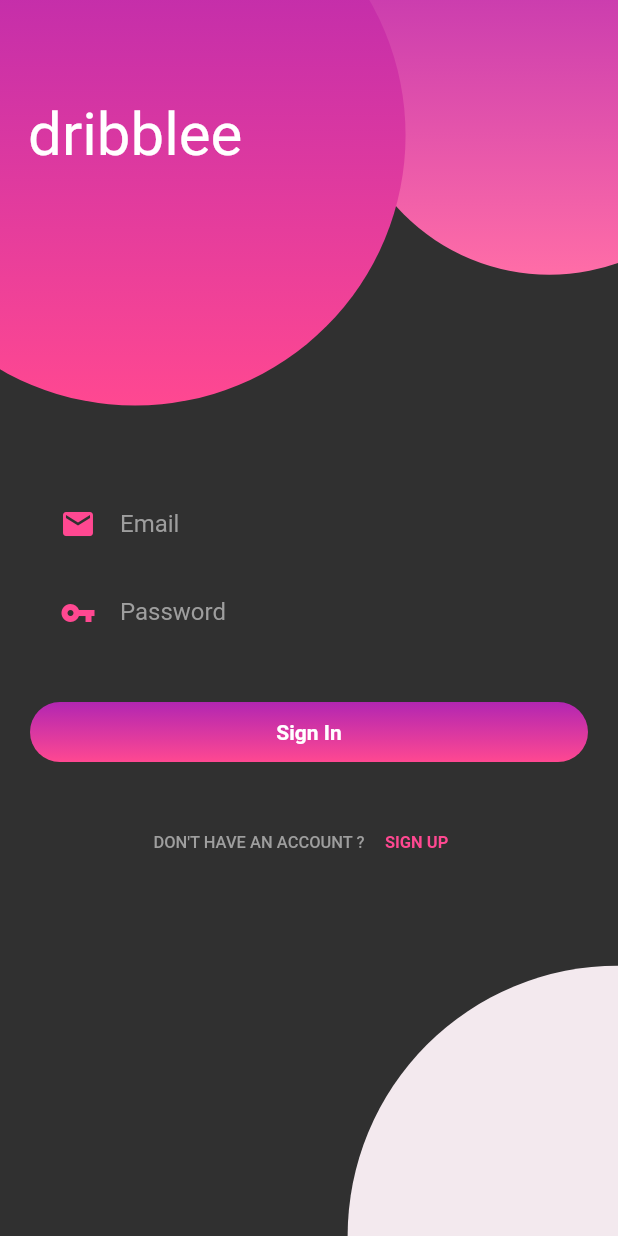
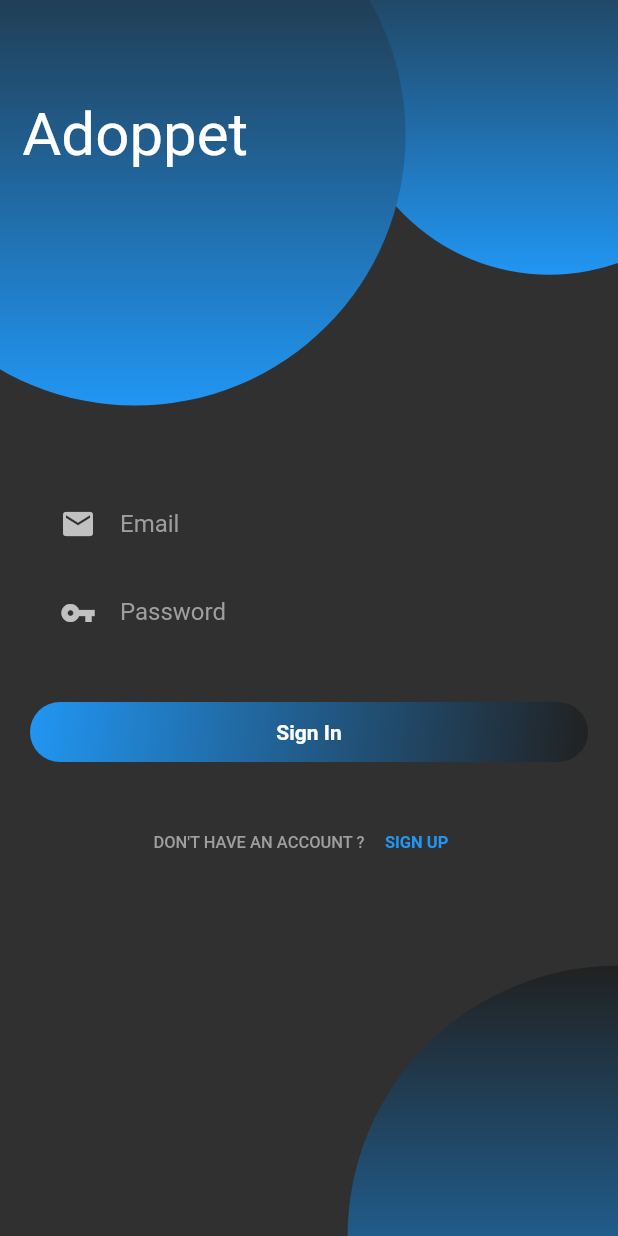
Before and after one commit to tayyipozr/adoppet-frontend, a Flutter app: the SigninPage screen opened directly, on a phone screen of 412 x 824 dp. Run offline on Flutter 3.47's test engine with Material 2 defaults, Android fonts, the phone set to English and light mode, and no system bars; our stand-ins replace copy_with_extension, dio, firebase_core, firebase_messaging, flutter_mobx, get_it and 4 more; missing offline and left inert: firebase_core_web, firebase_messaging_web, shared_preferences_web; accounts and stored records are empty; generated files the repository leaves out were written again; Roboto replaces fonts that are missing (Pacifico); statements that could not run were skipped.

```diff
--- a/lib/pages/homepage/auth/signin_page.dart
+++ b/lib/pages/homepage/auth/signin_page.dart
@@ -51,10 +51,10 @@ class _SigninPageState extends State<SigninPage> with HandleExceptions {
             child: Container(
               width: getSmallDiameter(context),
               height: getSmallDiameter(context),
-              decoration: const BoxDecoration(
+              decoration: BoxDecoration(
                   shape: BoxShape.circle,
                   gradient: LinearGradient(
-                      colors: [Color(0xFFB226B2), Color(0xFFFF6DA7)],
+                      colors: [Theme.of(context).primaryColor, Colors.blue],
                       begin: Alignment.topCenter,
                       end: Alignment.bottomCenter)),
             ),
@@ -65,16 +65,16 @@ class _SigninPageState extends State<SigninPage> with HandleExceptions {
             child: Container(
               child: const Center(
                 child: Text(
-                  "dribblee",
-                  style: TextStyle(fontFamily: "Pacifico", fontSize: 40, color: Colors.white),
+                  "Adoppet",
+                  style: TextStyle(fontFamily: "Pacifico", fontSize: 40),
                 ),
               ),
               width: getBiglDiameter(context),
               height: getBiglDiameter(context),
-              decoration: const BoxDecoration(
+              decoration: BoxDecoration(
                   shape: BoxShape.circle,
                   gradient: LinearGradient(
-                      colors: [Color(0xFFB226B2), Color(0xFFFF4891)],
+                      colors: [Theme.of(context).primaryColor, Colors.blue],
                       begin: Alignment.topCenter,
                       end: Alignment.bottomCenter)),
             ),
@@ -85,7 +85,12 @@ class _SigninPageState extends State<SigninPage> with HandleExceptions {
             child: Container(
               width: getBiglDiameter(context),
               height: getBiglDiameter(context),
-              decoration: const BoxDecoration(shape: BoxShape.circle, color: Color(0xFFF3E9EE)),
+              decoration: BoxDecoration(
+                  shape: BoxShape.circle,
+                  gradient: LinearGradient(
+                      colors: [Theme.of(context).primaryColor, Colors.blue],
+                      begin: Alignment.topCenter,
+                      end: Alignment.bottomCenter)),
             ),
           ),
           Align(
@@ -107,7 +112,6 @@ class _SigninPageState extends State<SigninPage> with HandleExceptions {
                               decoration: InputDecoration(
                                   icon: const Icon(
                                     Icons.email,
-                                    color: Color(0xFFFF4891),
                                   ),
                                   focusedBorder:
                                       UnderlineInputBorder(borderSide: BorderSide(color: Colors.grey.shade100)),
@@ -121,7 +125,6 @@ class _SigninPageState extends State<SigninPage> with HandleExceptions {
                               decoration: InputDecoration(
                                   icon: const Icon(
                                     Icons.vpn_key,
-                                    color: Color(0xFFFF4891),
                                   ),
                                   focusedBorder:
                                       UnderlineInputBorder(borderSide: BorderSide(color: Colors.grey.shade100)),
@@ -167,10 +170,10 @@ class _SigninPageState extends State<SigninPage> with HandleExceptions {
                       ),
                       decoration: BoxDecoration(
                           borderRadius: BorderRadius.circular(20),
-                          gradient: const LinearGradient(
-                            colors: [Color(0xFFB226B2), Color(0xFFFF4891)],
-                            begin: Alignment.topCenter,
-                            end: Alignment.bottomCenter,
+                          gradient: LinearGradient(
+                            colors: [Theme.of(context).primaryColor, Colors.blue],
+                            begin: Alignment.bottomRight,
+                            end: Alignment.topLeft,
                           )),
                     ),
                   ),
@@ -185,7 +188,7 @@ class _SigninPageState extends State<SigninPage> with HandleExceptions {
                     TextButton(
                       child: Text(
                         "SIGN UP",
-                        style: TextStyle(fontSize: 11, color: Color(0xFFFF4891), fontWeight: FontWeight.w700),
+                        style: TextStyle(fontSize: 11, fontWeight: FontWeight.w700),
                       ),
                       onPressed: () async {
                         Navigator.of(context).push(MaterialPageRoute(builder: (context) => SignupPage()));
--- a/lib/pages/userpages/adopted_pets_page.dart
+++ b/lib/pages/userpages/adopted_pets_page.dart
@@ -416,6 +416,9 @@ class _AdoptedPetsPageState extends State<AdoptedPetsPage> with PushNotification
                                     Text("Başvurunuz reddedildi."),
                                   ],
                                 )
+                              else if (_adoptStore.applications[index].adoptionProcess!.status ==
+                                  AdoptionProcess.COMPLETE.name)
+                                Text("Sahiplendiniz !")
                               else
                                 Column(
                                   children: [
--- a/pubspec.yaml
+++ b/pubspec.yaml
@@ -64,8 +64,8 @@ flutter:
   uses-material-design: true
 
   # To add assets to your application, add an assets section, like this:
-  # assets:
-  #   - images/a_dot_burr.jpeg
+  assets:
+    - assets/images/
   #   - images/a_dot_ham.jpeg
 
   # An image asset can refer to one or more resolution-specific "variants", see
```
Also changed, not shown: lib/pages/splash_page.dart (+8 -2 lines), lib/widgets/pet_drawer.dart (+8 -1 lines), assets/images/splash.png (added), 7 other files.
